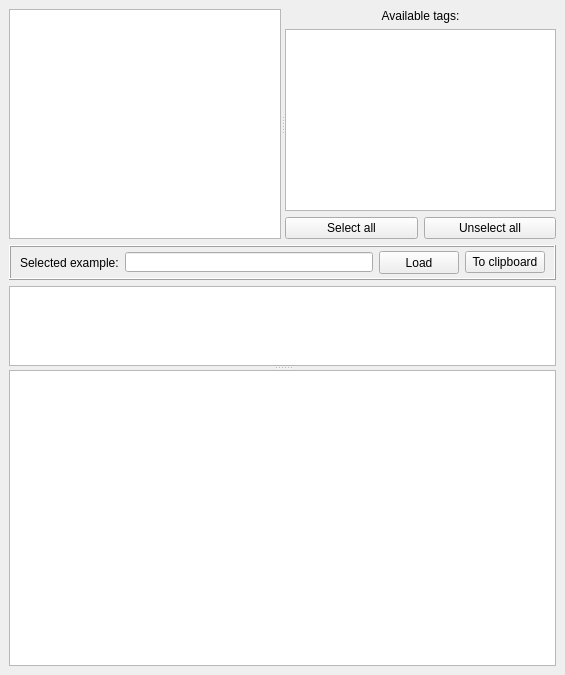
This is src/gui/ascriptexampleexplorer.ui in andrmor/ANTS2 as Qt 5 draws it before an edit. The edited form follows.
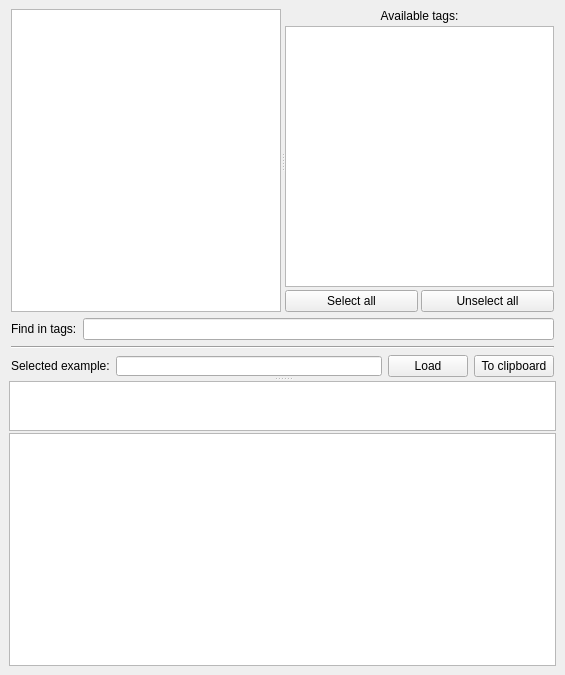
This is the edited form.

Commit message: added find tool in script examples

```diff
--- a/src/gui/ascriptexampleexplorer.ui
+++ b/src/gui/ascriptexampleexplorer.ui
@@ -14,9 +14,20 @@
    <string>MainWindow</string>
   </property>
   <widget class="QWidget" name="centralwidget">
-   <layout class="QVBoxLayout" name="verticalLayout_3">
+   <layout class="QVBoxLayout" name="verticalLayout_4">
     <item>
-     <layout class="QVBoxLayout" name="verticalLayout_2" stretch="2,2">
+     <widget class="QSplitter" name="splitter_2">
+      <property name="orientation">
+       <enum>Qt::Vertical</enum>
+      </property>
+      <widget class="QWidget" name="">
+       <layout class="QVBoxLayout" name="verticalLayout_2" stretch="2,0,0,0">
+        <property name="leftMargin">
+         <number>2</number>
+        </property>
+        <property name="rightMargin">
+         <number>2</number>
+        </property>
       <item>
        <widget class="QSplitter" name="splitter">
         <property name="orientation">
@@ -29,9 +40,15 @@
          <property name="sizePolicy">
           <sizepolicy hsizetype="Expanding" vsizetype="Expanding">
            <horstretch>0</horstretch>
-           <verstretch>0</verstretch>
-          </sizepolicy>
-         </property>
+             <verstretch>2</verstretch>
+            </sizepolicy>
+           </property>
+           <property name="minimumSize">
+            <size>
+             <width>0</width>
+             <height>250</height>
+            </size>
+           </property>
          <property name="baseSize">
           <size>
            <width>0</width>
@@ -41,6 +58,9 @@
         </widget>
         <widget class="QWidget" name="layoutWidget">
          <layout class="QVBoxLayout" name="verticalLayout">
+            <property name="spacing">
+             <number>3</number>
+            </property>
           <item>
            <widget class="QLabel" name="label_2">
             <property name="text">
@@ -52,7 +72,14 @@
            </widget>
           </item>
           <item>
-           <widget class="QListWidget" name="lwTags"/>
+             <widget class="QListWidget" name="lwTags">
+              <property name="sizePolicy">
+               <sizepolicy hsizetype="Expanding" vsizetype="Expanding">
+                <horstretch>0</horstretch>
+                <verstretch>2</verstretch>
+               </sizepolicy>
+              </property>
+             </widget>
           </item>
           <item>
            <layout class="QHBoxLayout" name="horizontalLayout">
@@ -77,26 +104,38 @@
        </widget>
       </item>
       <item>
-       <widget class="QFrame" name="frame">
-        <property name="maximumSize">
-         <size>
-          <width>16777215</width>
-          <height>35</height>
-         </size>
-        </property>
-        <property name="frameShape">
-         <enum>QFrame::Box</enum>
-        </property>
-        <property name="frameShadow">
-         <enum>QFrame::Raised</enum>
-        </property>
+         <layout class="QHBoxLayout" name="horizontalLayout_3">
+          <item>
+           <widget class="QLabel" name="label_3">
+            <property name="text">
+             <string>Find in tags:</string>
+            </property>
+           </widget>
+          </item>
+          <item>
+           <widget class="QLineEdit" name="leFind">
+            <property name="font">
+             <font>
+              <weight>75</weight>
+              <bold>true</bold>
+             </font>
+            </property>
+            <property name="text">
+             <string/>
+            </property>
+           </widget>
+          </item>
+         </layout>
+        </item>
+        <item>
+         <widget class="Line" name="line">
+          <property name="orientation">
+           <enum>Qt::Horizontal</enum>
+          </property>
+         </widget>
+        </item>
+        <item>
         <layout class="QHBoxLayout" name="horizontalLayout_2">
-         <property name="topMargin">
-          <number>2</number>
-         </property>
-         <property name="bottomMargin">
-          <number>2</number>
-         </property>
          <item>
           <widget class="QLabel" name="label">
            <property name="maximumSize">
@@ -144,18 +183,18 @@
           </widget>
          </item>
         </layout>
-       </widget>
-      </item>
-     </layout>
-    </item>
-    <item>
-     <widget class="QSplitter" name="splitter_2">
-      <property name="orientation">
-       <enum>Qt::Vertical</enum>
-      </property>
+        </item>
+       </layout>
+      </widget>
+      <widget class="QWidget" name="">
+       <layout class="QVBoxLayout" name="verticalLayout_3">
+        <property name="spacing">
+         <number>2</number>
+        </property>
+        <item>
       <widget class="QTextEdit" name="teDescription">
        <property name="sizePolicy">
-        <sizepolicy hsizetype="Expanding" vsizetype="Expanding">
+           <sizepolicy hsizetype="Expanding" vsizetype="Minimum">
          <horstretch>0</horstretch>
          <verstretch>0</verstretch>
         </sizepolicy>
@@ -163,23 +202,40 @@
        <property name="minimumSize">
         <size>
          <width>0</width>
-         <height>40</height>
+            <height>50</height>
         </size>
        </property>
        <property name="maximumSize">
         <size>
          <width>16777215</width>
-         <height>80</height>
+            <height>50</height>
         </size>
        </property>
        <property name="readOnly">
         <bool>true</bool>
        </property>
       </widget>
+        </item>
+        <item>
       <widget class="QTextEdit" name="tePreview">
+          <property name="sizePolicy">
+           <sizepolicy hsizetype="Expanding" vsizetype="Expanding">
+            <horstretch>0</horstretch>
+            <verstretch>1</verstretch>
+           </sizepolicy>
+          </property>
+          <property name="maximumSize">
+           <size>
+            <width>16777215</width>
+            <height>16777215</height>
+           </size>
+          </property>
        <property name="readOnly">
         <bool>true</bool>
        </property>
+         </widget>
+        </item>
+       </layout>
       </widget>
      </widget>
     </item>
```
Lines whose indentation alone changed are shown as unchanged. The commit also changes 2 other files.
